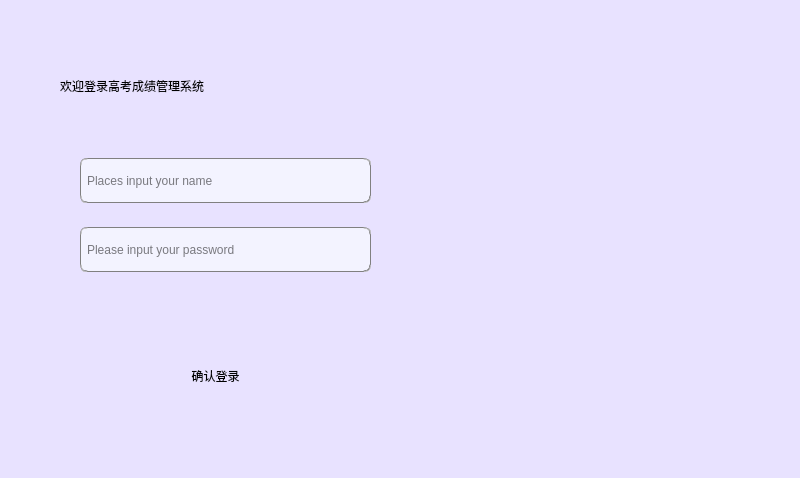
Old version of the form CODE/signin.ui in the repository lensans/-.
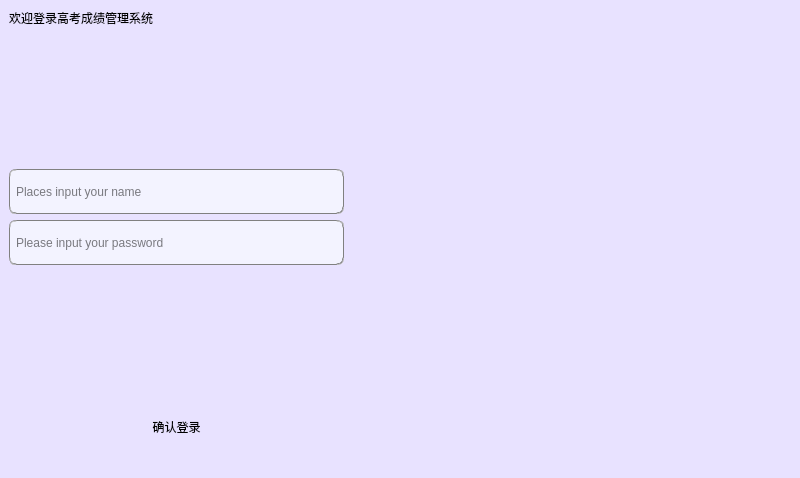
New version of the form. Icons and pictures are not drawn.

Commit message: beautify login ui & debug teacherwindow

```diff
--- a/CODE/signin.ui
+++ b/CODE/signin.ui
@@ -17,15 +17,36 @@
    <string notr="true">background-color: rgb(232, 226, 255);</string>
   </property>
   <widget class="QWidget" name="centralwidget">
-   <widget class="QWidget" name="layoutWidget">
-    <property name="geometry">
-     <rect>
-      <x>80</x>
-      <y>140</y>
-      <width>291</width>
-      <height>151</height>
-     </rect>
-    </property>
+   <layout class="QGridLayout" name="gridLayout">
+    <item row="0" column="0">
+     <layout class="QHBoxLayout" name="horizontalLayout">
+      <item>
+       <layout class="QVBoxLayout" name="verticalLayout_2">
+        <item>
+         <widget class="QLabel" name="login_label">
+          <property name="styleSheet">
+           <string notr="true">font: 87 20pt &quot;Arial Black&quot;;
+color: rgb(0, 0, 0);</string>
+          </property>
+          <property name="text">
+           <string>欢迎登录高考成绩管理系统</string>
+          </property>
+         </widget>
+        </item>
+        <item>
+         <spacer name="verticalSpacer">
+          <property name="orientation">
+           <enum>Qt::Vertical</enum>
+          </property>
+          <property name="sizeHint" stdset="0">
+           <size>
+            <width>20</width>
+            <height>40</height>
+           </size>
+          </property>
+         </spacer>
+        </item>
+        <item>
     <layout class="QVBoxLayout" name="verticalLayout">
      <item>
       <widget class="QLineEdit" name="lineEdit_username">
@@ -35,6 +56,12 @@
          <height>45</height>
         </size>
        </property>
+            <property name="maximumSize">
+             <size>
+              <width>419</width>
+              <height>45</height>
+             </size>
+            </property>
        <property name="styleSheet">
         <string notr="true">background-color: rgb(243, 243, 255);
 border:1px groove gray;border-radius:
@@ -55,6 +82,12 @@
          <height>45</height>
         </size>
        </property>
+            <property name="maximumSize">
+             <size>
+              <width>419</width>
+              <height>45</height>
+             </size>
+            </property>
        <property name="styleSheet">
         <string notr="true">background-color: rgb(243, 243, 255);
 border:1px groove gray;border-radius:
@@ -71,33 +104,22 @@
       </widget>
      </item>
     </layout>
-   </widget>
-   <widget class="QLabel" name="login_label">
-    <property name="geometry">
-     <rect>
-      <x>60</x>
-      <y>60</y>
-      <width>331</width>
-      <height>51</height>
-     </rect>
-    </property>
-    <property name="styleSheet">
-     <string notr="true">font: 87 20pt &quot;Arial Black&quot;;
-color: rgb(0, 0, 0);</string>
-    </property>
-    <property name="text">
-     <string>欢迎登录高考成绩管理系统</string>
-    </property>
-   </widget>
+        </item>
+        <item>
+         <spacer name="verticalSpacer_2">
+          <property name="orientation">
+           <enum>Qt::Vertical</enum>
+          </property>
+          <property name="sizeHint" stdset="0">
+           <size>
+            <width>20</width>
+            <height>40</height>
+           </size>
+          </property>
+         </spacer>
+        </item>
+        <item>
    <widget class="QPushButton" name="btn_signin">
-    <property name="geometry">
-     <rect>
-      <x>150</x>
-      <y>350</y>
-      <width>131</width>
-      <height>51</height>
-     </rect>
-    </property>
     <property name="minimumSize">
      <size>
       <width>50</width>
@@ -118,29 +140,49 @@
      <string>确认登录</string>
     </property>
    </widget>
+        </item>
+       </layout>
+      </item>
+      <item>
    <widget class="QLabel" name="label_image">
-    <property name="geometry">
-     <rect>
-      <x>430</x>
-      <y>-20</y>
-      <width>361</width>
-      <height>481</height>
-     </rect>
+        <property name="minimumSize">
+         <size>
+          <width>441</width>
+          <height>351</height>
+         </size>
+        </property>
+        <property name="maximumSize">
+         <size>
+          <width>1231321</width>
+          <height>1230000</height>
+         </size>
+        </property>
+        <property name="baseSize">
+         <size>
+          <width>441</width>
+          <height>351</height>
+         </size>
     </property>
     <property name="text">
      <string/>
     </property>
-   </widget>
-  </widget>
-  <widget class="QMenuBar" name="menubar">
-   <property name="geometry">
-    <rect>
-     <x>0</x>
-     <y>0</y>
-     <width>800</width>
-     <height>21</height>
-    </rect>
-   </property>
+        <property name="pixmap">
+         <pixmap>loginone.png</pixmap>
+        </property>
+        <property name="scaledContents">
+         <bool>true</bool>
+        </property>
+        <property name="alignment">
+         <set>Qt::AlignJustify|Qt::AlignTop</set>
+        </property>
+        <property name="wordWrap">
+         <bool>false</bool>
+        </property>
+       </widget>
+      </item>
+     </layout>
+    </item>
+   </layout>
   </widget>
   <widget class="QStatusBar" name="statusbar"/>
  </widget>
```
Lines whose indentation alone changed are shown as unchanged. The commit also changes 5 other files.
